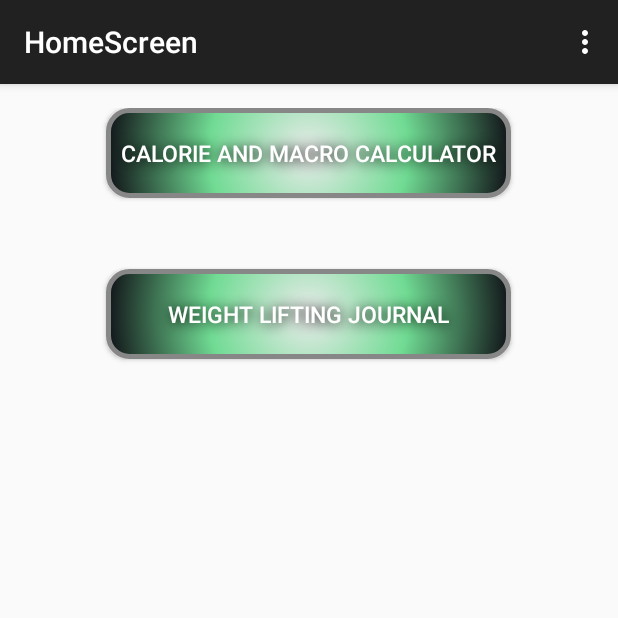
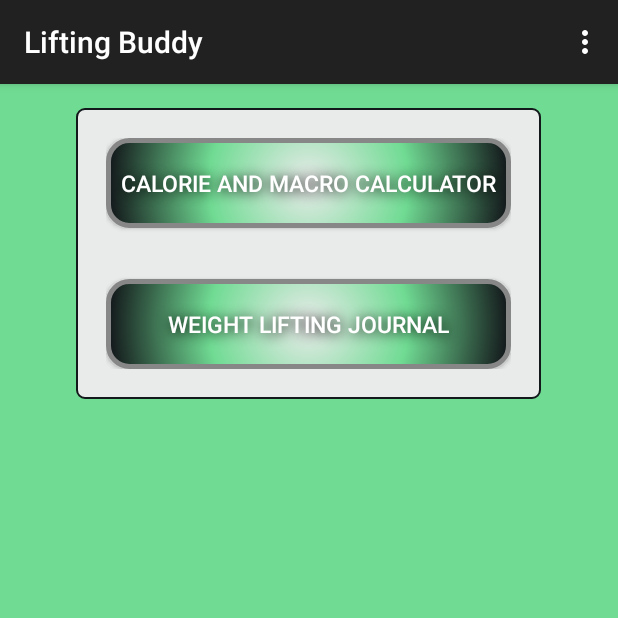
Before and after one commit to afrisone/LiftingBuddyOld, an Android app: the screen it shows after launch (HomeScreen), on a phone screen of 412 x 824 dp, the top half of it. Run offline under Robolectric (Android 15) with nearby library versions, the phone set to English and light mode, and no system bars.

```diff
--- a/app/src/main/AndroidManifest.xml
+++ b/app/src/main/AndroidManifest.xml
@@ -4,12 +4,12 @@
 
     <application
         android:allowBackup="true"
-        android:icon="@mipmap/ic_launcher"
+        android:icon="@mipmap/ic_launcherapp"
         android:label="@string/app_name"
         android:theme="@style/AppTheme" >
         <activity
             android:name=".HomeScreen"
-            android:label="@string/title_activity_home_screen" >
+            android:label="@string/app_name" >
             <intent-filter>
                 <action android:name="android.intent.action.MAIN" />
 
--- /dev/null
+++ b/app/src/main/res/drawable/lightbackground.xml
@@ -0,0 +1,7 @@
+<?xml version="1.0" encoding="UTF-8"?>
+<shape xmlns:android="http://schemas.android.com/apk/res/android"
+    android:shape="rectangle">
+    <solid android:color="@color/SnowyGray" />
+    <stroke android:width="1dp" android:color="@color/VeryDarkGray" />
+    <corners android:radius="5dp"/>
+    <padding android:left="1dp" android:top="1dp" android:right="1dp" android:bottom="1dp" /></shape>
--- a/app/src/main/res/layout/activity_home_screen.xml
+++ b/app/src/main/res/layout/activity_home_screen.xml
@@ -4,7 +4,21 @@
     android:paddingRight="@dimen/activity_horizontal_margin"
     android:paddingTop="@dimen/activity_vertical_margin"
     android:paddingBottom="@dimen/activity_vertical_margin"
+    android:background="@color/SoftGreen"
     tools:context="afrisone.liftingbuddy.HomeScreen">
+
+    <RelativeLayout
+        android:layout_width="wrap_content"
+        android:layout_height="wrap_content"
+        android:background="@drawable/lightbackground"
+        android:paddingLeft="20dp"
+        android:paddingRight="20dp"
+        android:paddingBottom="20dp"
+        android:paddingTop="20dp"
+        android:layout_alignParentTop="true"
+        android:layout_centerHorizontal="true"
+        android:id="@+id/relativeLayout">
+
 
 
     <Button
@@ -20,7 +34,8 @@
         android:shadowDy="1"
         android:shadowRadius="10"
         android:layout_alignParentTop="true"
-        android:layout_centerHorizontal="true" />
+        android:layout_alignParentLeft="true"
+        android:layout_alignParentStart="true" />
 
     <Button
         android:layout_width="wrap_content"
@@ -37,5 +52,8 @@
         android:layout_below="@+id/calculator_button"
         android:layout_alignLeft="@+id/calculator_button"
         android:layout_alignStart="@+id/calculator_button"
-        android:layout_marginTop="47dp" />
+        android:layout_marginTop="34dp" />
+
+    </RelativeLayout>
+
 </RelativeLayout>
--- a/app/src/main/res/values/colors.xml
+++ b/app/src/main/res/values/colors.xml
@@ -7,4 +7,5 @@
     <color name="MediumGray">#C2CCC7</color>
     <color name="OliveGreen">#84B700</color>
     <color name="SoftGreen">#70DB93</color>
+    <color name="Bluish">#0099cc</color>
 </resources>
```
Also changed, not shown: app/src/main/res/drawable-v21/radialgradient.xml (added, +8 -0 lines), app/src/main/res/drawable/backgroundboxgray.xml (added, +21 -0 lines), app/src/main/res/layout/activity_calculator.xml (+8 -6 lines), app/src/main/res/layout/activity_customize_macros.xml (+97 -86 lines), app/src/main/res/layout/activity_final_calories_and_macros.xml (+10 -1 lines), app/src/main/res/layout/activity_set_goals.xml (+12 -5 lines), app/src/main/ic_launcherapp-web.png (added), app/src/main/res/mipmap-hdpi/ic_launcherapp.png (added), app/src/main/res/mipmap-mdpi/ic_launcherapp.png (added), app/src/main/res/mipmap-xhdpi/ic_launcherapp.png (added), app/src/main/res/mipmap-xxhdpi/ic_launcherapp.png (added), app/src/main/res/mipmap-xxxhdpi/ic_launcherapp.png (added), 1 other file.
